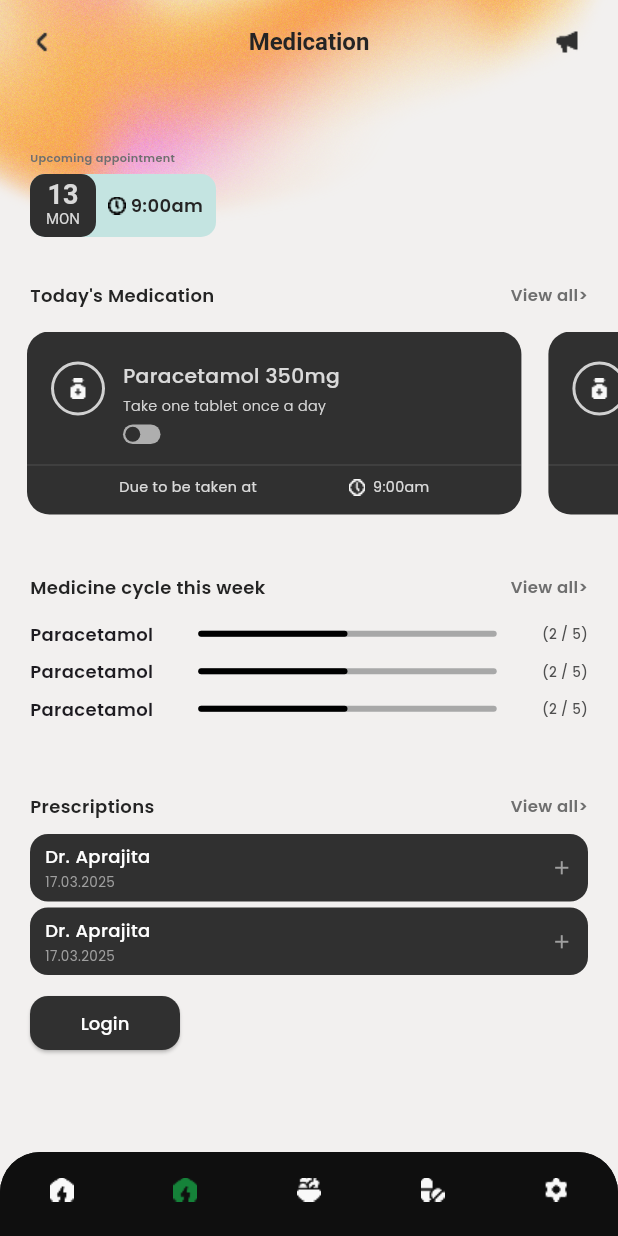
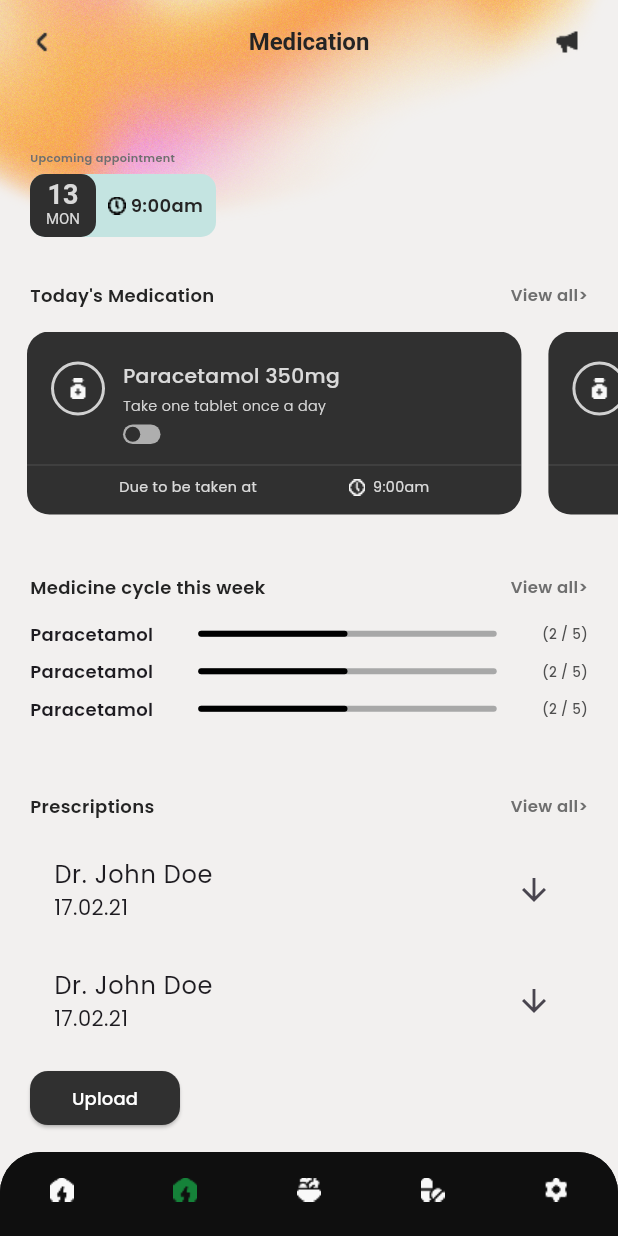
Before and after one commit to om13rajpal/diacare360, a Flutter app: the Navigation screen opened directly, item 2 of the bottom bar chosen, on a phone screen of 412 x 824 dp. Run offline on Flutter 3.47's test engine with Material 3 defaults, Android fonts, the light colour scheme and no system bars; drawn by our look-alikes of flutter_switch; our stand-ins replace fl_chart, percent_indicator; missing offline and left inert: side_sheet_material3.

Commit message:
added a basic side bar alert dialog and an expanded tile without designing

```diff
--- a/lib/screens/medicine.dart
+++ b/lib/screens/medicine.dart
@@ -3,9 +3,16 @@ import 'package:diacare360/utils/medicinecard.dart';
 import 'package:diacare360/utils/newsegment.dart';
 import 'package:flutter/material.dart';
 
-class Medicine extends StatelessWidget {
+class Medicine extends StatefulWidget {
   const Medicine({super.key});
 
+  @override
+  State<Medicine> createState() => _MedicineState();
+}
+
+bool isExpanded = false;
+
+class _MedicineState extends State<Medicine> {
   @override
   Widget build(BuildContext context) {
     return SafeArea(
@@ -186,51 +193,25 @@ class Medicine extends StatelessWidget {
                   ),
                   child: Column(
                     children: List.generate(2, (index) {
-                      return Container(
-                        width: MediaQuery.of(context).size.width,
-                        margin: EdgeInsets.only(bottom: 4),
-                        height: 45,
-                        decoration: BoxDecoration(
-                          color: Color(0xFF303030),
-                          borderRadius: BorderRadius.circular(12),
+                      return ExpansionTile(
+                        title: Text('Dr. John Doe'),
+                        subtitle: Text('17.02.21'),
+                        onExpansionChanged:
+                            (value) => setState(() {
+                              isExpanded = value;
+                            }),
+                        trailing: Icon(
+                          isExpanded
+                              ? Icons.arrow_upward
+                              : Icons.arrow_downward,
                         ),
-                        child: Padding(
-                          padding: const EdgeInsets.symmetric(horizontal: 10),
-                          child: Row(
-                            mainAxisAlignment: MainAxisAlignment.spaceBetween,
-                            crossAxisAlignment: CrossAxisAlignment.center,
-                            children: [
-                              Column(
-                                mainAxisAlignment: MainAxisAlignment.center,
-                                crossAxisAlignment: CrossAxisAlignment.start,
-                                children: [
-                                  Text(
-                                    'Dr. Aprajita',
-                                    style: TextStyle(
-                                      fontSize: 12,
-                                      fontWeight: FontWeight.w500,
-                                      color: Color(0xFFFFFFFF),
-                                    ),
-                                  ),
-                                  SizedBox(height: 2),
-                                  Text(
-                                    '17.03.2025',
-                                    style: TextStyle(
-                                      fontSize: 9,
-                                      fontWeight: FontWeight.w400,
-                                      color: Color(0xFF9F9F9F),
-                                    ),
-                                  ),
-                                ],
-                              ),
-                              Icon(
-                                Icons.add,
-                                color: Color(0xFF9F9F9F),
-                                size: 15,
-                              ),
-                            ],
+                        children: [
+                          Image.asset(
+                            'assets/background.png',
+                            width: 100,
+                            height: 100,
                           ),
-                        ),
+                        ],
                       );
                     }),
                   ),
@@ -238,7 +219,11 @@ class Medicine extends StatelessWidget {
               ),
               SliverToBoxAdapter(
                 child: Padding(
-                  padding: const EdgeInsets.only(left: 20, right: 20, bottom: 20),
+                  padding: const EdgeInsets.only(
+                    left: 20,
+                    right: 20,
+                    bottom: 20,
+                  ),
                   child: Align(
                     alignment: Alignment.centerLeft,
                     child: SizedBox(
@@ -257,7 +242,7 @@ class Medicine extends StatelessWidget {
                           ),
                         ),
                         child: Text(
-                          "Login",
+                          "Upload",
                           style: TextStyle(
                             fontSize: 12,
                             fontWeight: FontWeight.w500,
--- a/lib/utils/appbar.dart
+++ b/lib/utils/appbar.dart
@@ -1,4 +1,5 @@
 import 'package:flutter/material.dart';
+import 'package:side_sheet_material3/side_sheet_material3.dart';
 
 class MyAppBar extends StatelessWidget {
   final String title;
@@ -10,6 +11,7 @@ class MyAppBar extends StatelessWidget {
       backgroundColor: Colors.transparent,
       foregroundColor: Colors.transparent,
       floating: true,
+      forceMaterialTransparency: true,
       centerTitle: true,
       title: Text(title),
       titleTextStyle: TextStyle(
@@ -23,7 +25,7 @@ class MyAppBar extends StatelessWidget {
       actions: [
         IconButton(
           onPressed: () {
-            print('announcement');
+            showModalSideSheet(context, body: Text("announcements"), header: "Announcements", transitionDuration: Duration(milliseconds: 300));
           },
           icon: Image.asset(
             'assets/icons/announcement.png',
--- a/pubspec.yaml
+++ b/pubspec.yaml
@@ -37,6 +37,8 @@ dependencies:
   flutter_switch: ^0.3.2
   percent_indicator: ^4.2.4
   fl_chart: ^0.70.2
+  awesome_snackbar_content: ^0.1.5
+  side_sheet_material3: ^0.0.2
 
 dev_dependencies:
   flutter_test:
```
Also changed, not shown: lib/screens/diet.dart (+45 -9 lines), lib/screens/vitals.dart (+3 -5 lines), pubspec.lock.
